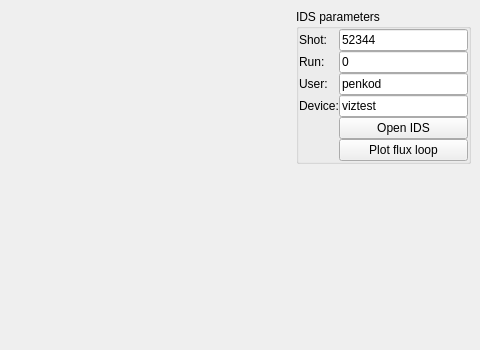
Old version of the form imasviz/VizPlugins/viz_example/examplePlugin.ui in the repository IRFM/IMASViz; both pictures show x 407 to 887 and y 0 to 350 of the 887 by 841 pixel window.
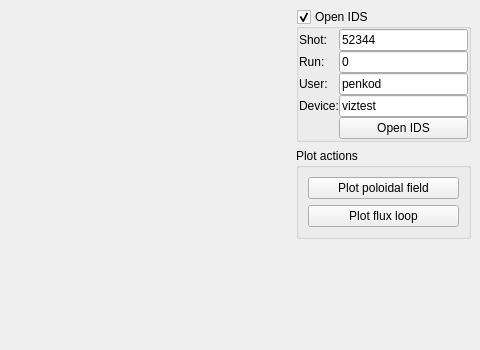
New version of the form. Custom widgets are drawn as their Qt base class.

Commit message: IMASViz/Qt designer plugins:  - Improve example plugin with the ability to recognize if IDS was already provided. In this case uncheck the 'Set and open IDS' groupbox.  - Add example plugin to a list of IMASViz active plugins  - Clear example plugin canvas when re-plotting.  - Define and use 'setIDS' routine instead of setting the widget IDS object as 'qdw.ids=ids'.

Diff of the .ui file:
```diff
--- a/imasviz/VizPlugins/viz_example/examplePlugin.ui
+++ b/imasviz/VizPlugins/viz_example/examplePlugin.ui
@@ -14,8 +14,8 @@
    <string>MainWindow</string>
   </property>
   <widget class="QWidget" name="centralwidget">
-   <layout class="QGridLayout" name="gridLayout_2" rowstretch="0,0,0">
-    <item row="1" column="2">
+   <layout class="QGridLayout" name="gridLayout_2" rowstretch="0,0,0,0">
+    <item row="2" column="2">
      <spacer name="verticalSpacer">
       <property name="orientation">
        <enum>Qt::Vertical</enum>
@@ -28,7 +28,7 @@
       </property>
      </spacer>
     </item>
-    <item row="0" column="0" rowspan="3" colspan="2">
+    <item row="0" column="0" rowspan="4" colspan="2">
      <widget class="exampleWidget" name="mainPluginWidget">
       <property name="sizePolicy">
        <sizepolicy hsizetype="Expanding" vsizetype="Expanding">
@@ -53,7 +53,13 @@
        </size>
       </property>
       <property name="title">
-       <string>IDS parameters</string>
+       <string>Open IDS </string>
+      </property>
+      <property name="checkable">
+       <bool>true</bool>
+      </property>
+      <property name="checked">
+       <bool>true</bool>
       </property>
       <layout class="QGridLayout" name="gridLayout" rowstretch="0,0,0,0,0,0">
        <property name="leftMargin">
@@ -85,20 +91,6 @@
          </property>
         </widget>
        </item>
-       <item row="5" column="1">
-        <widget class="QPushButton" name="pushButton_2">
-         <property name="text">
-          <string>Plot flux loop</string>
-         </property>
-        </widget>
-       </item>
-       <item row="4" column="1">
-        <widget class="QPushButton" name="pushButton">
-         <property name="text">
-          <string>Open IDS</string>
-         </property>
-        </widget>
-       </item>
        <item row="2" column="1">
         <widget class="QLineEdit" name="lineEdit_3">
          <property name="text">
@@ -147,10 +139,17 @@
          </property>
         </widget>
        </item>
+       <item row="5" column="1">
+        <widget class="QPushButton" name="pushButton">
+         <property name="text">
+          <string>Open IDS</string>
+         </property>
+        </widget>
+       </item>
       </layout>
      </widget>
     </item>
-    <item row="2" column="2">
+    <item row="3" column="2">
      <spacer name="verticalSpacer_2">
       <property name="orientation">
        <enum>Qt::Vertical</enum>
@@ -163,6 +162,29 @@
       </property>
      </spacer>
     </item>
+    <item row="1" column="2">
+     <widget class="QGroupBox" name="groupBox_2">
+      <property name="title">
+       <string>Plot actions</string>
+      </property>
+      <layout class="QGridLayout" name="gridLayout_3">
+       <item row="0" column="0">
+        <widget class="QPushButton" name="pushButton_3">
+         <property name="text">
+          <string>Plot poloidal field</string>
+         </property>
+        </widget>
+       </item>
+       <item row="1" column="0">
+        <widget class="QPushButton" name="pushButton_2">
+         <property name="text">
+          <string>Plot flux loop</string>
+         </property>
+        </widget>
+       </item>
+      </layout>
+     </widget>
+    </item>
    </layout>
   </widget>
   <widget class="QMenuBar" name="menubar">
```
Left out of the diff: 36 changed lines with no effect on the pictures. The commit also changes 4 other files.
